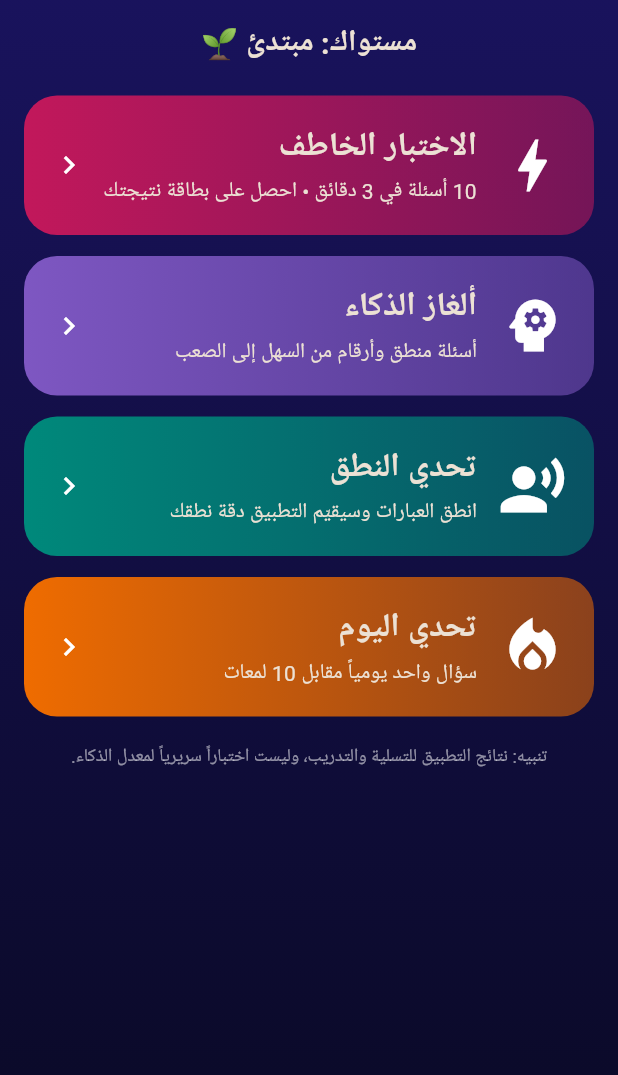
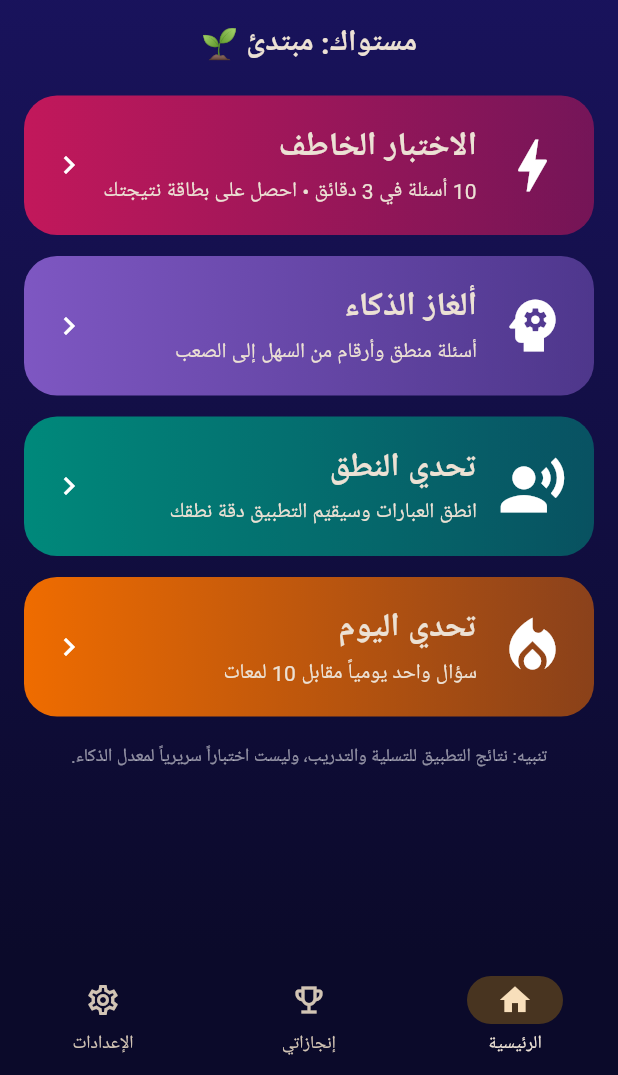
Before and after one commit to drahmedomar77/PuzzleQuest, a Flutter app: the screen it shows after launch, on a phone screen of 412 x 824 dp, the part 161-1236 px from its top. Run offline on Flutter 3.47's test engine with Material 3 defaults, Android fonts, the phone set to English and light mode, and no system bars; our stand-ins replace audioplayers, google_mobile_ads, share_plus, shared_preferences, speech_to_text; network calls fail.

Commit message:
Add files via upload

```diff
--- /dev/null
+++ b/lib/achievements.dart
@@ -0,0 +1,137 @@
+import 'package:flutter/material.dart';
+
+import 'questions.dart';
+import 'stages.dart';
+import 'store.dart';
+
+/// مفتاح عام لعرض إشعار «إنجاز جديد» من أي مكان.
+final GlobalKey<ScaffoldMessengerState> rootMessengerKey =
+    GlobalKey<ScaffoldMessengerState>();
+
+class Achievement {
+  final String id;
+  final String title;
+  final String desc;
+  final IconData icon;
+  final int target;
+  final int reward; // لمعات
+  final int Function() progress;
+  const Achievement({
+    required this.id,
+    required this.title,
+    required this.desc,
+    required this.icon,
+    required this.target,
+    required this.reward,
+    required this.progress,
+  });
+}
+
+/// كل التقدم هنا مشتق من بيانات Store نفسها، فلا حاجة لعدّادات إضافية في الشاشات.
+class Achievements {
+  static final List<Achievement> all = [
+    Achievement(
+        id: 'first_step', title: 'أول خطوة', desc: 'اجتز أول مرحلة في ألغاز الذكاء',
+        icon: Icons.flag, target: 1, reward: 10,
+        progress: () => Store.passedStages('iq_')),
+    Achievement(
+        id: 'iq_5', title: 'حلّال ألغاز', desc: 'اجتز 5 مراحل في ألغاز الذكاء',
+        icon: Icons.psychology, target: 5, reward: 20,
+        progress: () => Store.passedStages('iq_')),
+    Achievement(
+        id: 'easy_done', title: 'سيّد السهل', desc: 'اجتز كل مراحل المستوى السهل',
+        icon: Icons.looks_one, target: iqStagesPerTier, reward: 30,
+        progress: () => Store.passedStages('iq_easy_')),
+    Achievement(
+        id: 'medium_done', title: 'سيّد المتوسط', desc: 'اجتز كل مراحل المستوى المتوسط',
+        icon: Icons.looks_two, target: iqStagesPerTier, reward: 40,
+        progress: () => Store.passedStages('iq_medium_')),
+    Achievement(
+        id: 'hard_done', title: 'سيّد الصعب', desc: 'اجتز كل مراحل المستوى الصعب',
+        icon: Icons.looks_3, target: iqStagesPerTier, reward: 60,
+        progress: () => Store.passedStages('iq_hard_')),
+    Achievement(
+        id: 'three_stars', title: 'ثلاث نجوم', desc: 'احصل على 3 نجوم في مرحلة واحدة',
+        icon: Icons.star, target: 1, reward: 15,
+        progress: Store.threeStarStages),
+    Achievement(
+        id: 'stars_30', title: 'جامع النجوم', desc: 'اجمع 30 نجمة',
+        icon: Icons.auto_awesome, target: 30, reward: 30,
+        progress: Store.totalStars),
+    Achievement(
+        id: 'streak_3', title: 'ثلاثة أيام', desc: 'العب 3 أيام متتالية',
+        icon: Icons.local_fire_department, target: 3, reward: 15,
+        progress: () => Store.bestStreak),
+    Achievement(
+        id: 'streak_7', title: 'أسبوع متواصل', desc: 'العب 7 أيام متتالية',
+        icon: Icons.whatshot, target: 7, reward: 40,
+        progress: () => Store.bestStreak),
+    Achievement(
+        id: 'speech_first', title: 'صوت واثق', desc: 'اجتز أول مرحلة في تحدي النطق',
+        icon: Icons.mic, target: 1, reward: 10,
+        progress: () => Store.passedStages('speech_')),
+    Achievement(
+        id: 'speech_all', title: 'ناطق ماهر', desc: 'اجتز كل مراحل تحدي النطق',
+        icon: Icons.record_voice_over, target: Track.speech.stagesPerTier * Tier.values.length,
+        reward: 50, progress: () => Store.passedStages('speech_')),
+    Achievement(
+        id: 'quick_first', title: 'أول اختبار خاطف', desc: 'أكمل اختباراً خاطفاً',
+        icon: Icons.bolt, target: 1, reward: 10,
+        progress: () => Store.quickTaken),
+    Achievement(
+        id: 'quick_5', title: 'متحدٍّ دائم', desc: 'أكمل 5 اختبارات خاطفة',
+        icon: Icons.repeat, target: 5, reward: 20,
+        progress: () => Store.quickTaken),
+    Achievement(
+        id: 'quick_75', title: 'عقل استراتيجي', desc: 'حقق مؤشر لمعة 75 فأكثر',
+        icon: Icons.emoji_events, target: 75, reward: 40,
+        progress: () => Store.bestQuick),
+    Achievement(
+        id: 'daily_first', title: 'تحدي اليوم', desc: 'أنجز تحدي اليوم مرة',
+        icon: Icons.today, target: 1, reward: 10,
+        progress: () => Store.dailyCount),
+    Achievement(
+        id: 'daily_7', title: 'مواظب', desc: 'أنجز تحدي اليوم 7 مرات',
+        icon: Icons.event_available, target: 7, reward: 30,
+        progress: () => Store.dailyCount),
+    Achievement(
+        id: 'coins_300', title: 'ثروة لمعات', desc: 'اكسب 300 لمعة',
+        icon: Icons.savings, target: 300, reward: 25,
+        progress: () => Store.coinsEarned),
+  ];
+
+  static bool _busy = false;
+
+  /// يفتح أي إنجاز اكتمل تقدمه، ويضيف مكافأته، ويعرض إشعاراً واحداً.
+  /// يُستدعى تلقائياً عند أي تغيير في Store (انظر MainShell).
+  static Future<void> check() async {
+    if (_busy) return;
+    _busy = true;
+    try {
+      final shown = <Achievement>[];
+      // حلقة لأن المكافآت نفسها قد تُكمل إنجازاً آخر
+      while (true) {
+        final done = Store.unlockedAchievements;
+        final fresh = [
+          for (final a in all)
+            if (!done.contains(a.id) && a.progress() >= a.target) a
+        ];
+        if (fresh.isEmpty) break;
+        final reward = fresh.fold<int>(0, (s, a) => s + a.reward);
+        await Store.unlockAchievements([for (final a in fresh) a.id], reward);
+        shown.addAll(fresh);
+      }
+      if (shown.isEmpty) return;
+      final reward = shown.fold<int>(0, (s, a) => s + a.reward);
+      final text = shown.length == 1
+          ? '🏆 إنجاز جديد: ${shown.first.title} (+$reward لمعة)'
+          : '🏆 فتحت ${shown.length} إنجازات جديدة (+$reward لمعة)';
+      rootMessengerKey.currentState
+        ?..hideCurrentSnackBar()
+        ..showSnackBar(SnackBar(
+            content: Text(text, textAlign: TextAlign.center)));
+    } finally {
+      _busy = false;
+    }
+  }
+}
--- a/lib/home_screen.dart
+++ b/lib/home_screen.dart
@@ -74,6 +74,7 @@ class HomeScreen extends StatelessWidget {
   Widget build(BuildContext context) {
     return AppScaffold(
       title: 'لمعة ✨',
+      showBanner: false, // البانر الوحيد في الشريط السفلي (MainShell)
       actions: const [_SoundButton()],
       body: ValueListenableBuilder<int>(
         valueListenable: Store.tick,
--- a/lib/main.dart
+++ b/lib/main.dart
@@ -1,7 +1,8 @@
 import 'package:flutter/material.dart';
 
+import 'achievements.dart';
 import 'ads.dart';
-import 'home_screen.dart';
+import 'main_shell.dart';
 import 'store.dart';
 
 Future<void> main() async {
@@ -19,6 +20,7 @@ class LamaaApp extends StatelessWidget {
     return MaterialApp(
       title: 'لمعة',
       debugShowCheckedModeBanner: false,
+      scaffoldMessengerKey: rootMessengerKey,
       locale: const Locale('ar'),
       theme: ThemeData(
         useMaterial3: true,
@@ -31,7 +33,7 @@ class LamaaApp extends StatelessWidget {
       // واجهة من اليمين إلى اليسار
       builder: (context, child) =>
           Directionality(textDirection: TextDirection.rtl, child: child!),
-      home: const HomeScreen(),
+      home: const MainShell(),
     );
   }
 }
--- /dev/null
+++ b/lib/main_shell.dart
@@ -0,0 +1,77 @@
+import 'package:flutter/material.dart';
+
+import 'achievements.dart';
+import 'achievements_screen.dart';
+import 'ads.dart';
+import 'home_screen.dart';
+import 'settings_screen.dart';
+import 'store.dart';
+import 'widgets.dart';
+
+/// الهيكل الرئيسي: ثلاثة تبويبات (الرئيسية، إنجازاتي، الإعدادات) وشريط تنقل سفلي،
+/// مع بانر إعلاني واحد فوق الشريط بدل بانر لكل تبويب.
+class MainShell extends StatefulWidget {
+  const MainShell({super.key});
+
+  @override
+  State<MainShell> createState() => _MainShellState();
+}
+
+class _MainShellState extends State<MainShell> {
+  int _tab = 0;
+
+  @override
+  void initState() {
+    super.initState();
+    Store.tick.addListener(Achievements.check);
+    // فحص أولي يمنح الإنجازات المستحقة لمن لعب قبل هذا التحديث
+    WidgetsBinding.instance.addPostFrameCallback((_) => Achievements.check());
+  }
+
+  @override
+  void dispose() {
+    Store.tick.removeListener(Achievements.check);
+    super.dispose();
+  }
+
+  @override
+  Widget build(BuildContext context) {
+    return Scaffold(
+      backgroundColor: kBgBottom,
+      body: IndexedStack(
+        index: _tab,
+        children: const [
+          HomeScreen(),
+          AchievementsScreen(),
+          SettingsScreen(),
+        ],
+      ),
+      bottomNavigationBar: Column(
+        mainAxisSize: MainAxisSize.min,
+        children: [
+          const BannerAdWidget(),
+          NavigationBar(
+            backgroundColor: kBgBottom,
+            indicatorColor: kGold.withValues(alpha: 0.25),
+            selectedIndex: _tab,
+            onDestinationSelected: (i) => setState(() => _tab = i),
+            destinations: const [
+              NavigationDestination(
+                  icon: Icon(Icons.home_outlined),
+                  selectedIcon: Icon(Icons.home),
+                  label: 'الرئيسية'),
+              NavigationDestination(
+                  icon: Icon(Icons.emoji_events_outlined),
+                  selectedIcon: Icon(Icons.emoji_events),
+                  label: 'إنجازاتي'),
+              NavigationDestination(
+                  icon: Icon(Icons.settings_outlined),
+                  selectedIcon: Icon(Icons.settings),
+                  label: 'الإعدادات'),
+            ],
+          ),
+        ],
+      ),
+    );
+  }
+}
--- a/lib/store.dart
+++ b/lib/store.dart
@@ -1,3 +1,5 @@
+import 'dart:math';
+
 import 'package:flutter/foundation.dart';
 import 'package:shared_preferences/shared_preferences.dart';
 
@@ -23,10 +25,14 @@ class Store {
     final yesterday = _dayKey(DateTime(now.year, now.month, now.day - 1));
     final s = last == yesterday ? streak + 1 : 1;
     await _p.setInt('streak', s);
+    if (s > (_p.getInt('best_streak') ?? 0)) await _p.setInt('best_streak', s);
     await _p.setString('last_day', today);
   }
 
   static int get streak => _p.getInt('streak') ?? 1;
+
+  /// أطول سلسلة أيام متتالية
+  static int get bestStreak => max(_p.getInt('best_streak') ?? 0, streak);
 
   // ---------- النجوم ----------
   static int stars(String key) => _p.getInt('stars_$key') ?? 0;
@@ -36,6 +42,24 @@ class Store {
       await _p.setInt('stars_$key', value);
       tick.value++;
     }
+  }
+
+  /// عدد المراحل المُجتازة (نجمة فأكثر) التي يبدأ مفتاحها بـ [prefix]، مثل 'iq_easy_'
+  static int passedStages(String prefix) {
+    var n = 0;
+    for (final k in _p.getKeys()) {
+      if (k.startsWith('stars_$prefix') && (_p.getInt(k) ?? 0) >= 1) n++;
+    }
+    return n;
+  }
+
+  /// عدد المراحل التي نالت 3 نجوم
+  static int threeStarStages() {
+    var n = 0;
+    for (final k in _p.getKeys()) {
+      if (k.startsWith('stars_') && (_p.getInt(k) ?? 0) >= 3) n++;
+    }
+    return n;
   }
 
   static int totalStars() {
@@ -49,8 +73,12 @@ class Store {
   // ---------- اللمعات ----------
   static int get coins => _p.getInt('coins') ?? 30;
 
+  /// إجمالي اللمعات التي كسبها اللاعب (لا يُنقص عند الإنفاق)
+  static int get coinsEarned => _p.getInt('coins_earned') ?? 0;
+
   static Future<void> addCoins(int n) async {
     await _p.setInt('coins', coins + n);
+    if (n > 0) await _p.setInt('coins_earned', coinsEarned + n);
     tick.value++;
   }
 
@@ -87,8 +115,33 @@ class Store {
   // ---------- تحدي اليوم ----------
   static bool get dailyDone => _p.getString('daily') == _dayKey(DateTime.now());
 
+  static int get dailyCount => _p.getInt('daily_count') ?? 0;
+
   static Future<void> markDaily() async {
     await _p.setString('daily', _dayKey(DateTime.now()));
+    await _p.setInt('daily_count', dailyCount + 1);
+    tick.value++;
+  }
+
+  // ---------- الإنجازات ----------
+  static Set<String> get unlockedAchievements =>
+      (_p.getStringList('ach') ?? const <String>[]).toSet();
+
+  /// يسجّل إنجازات جديدة ويضيف مكافأتها مباشرة دون احتسابها في «إجمالي المكتسب».
+  static Future<void> unlockAchievements(List<String> ids, int reward) async {
+    final all = unlockedAchievements..addAll(ids);
+    await _p.setStringList('ach', all.toList());
+    if (reward > 0) await _p.setInt('coins', coins + reward);
+    tick.value++;
+  }
+
+  // ---------- إعادة الضبط ----------
+  /// يمسح كل التقدم ويُبقي إعداد الصوت.
+  static Future<void> resetAll() async {
+    final sound = soundOn;
+    await _p.clear();
+    await _p.setBool('sound', sound);
+    await _touchStreak();
     tick.value++;
   }
 }
```
Also changed, not shown: lib/achievements_screen.dart (added, +181 -0 lines), lib/settings_screen.dart (added, +155 -0 lines), 1 other file.
